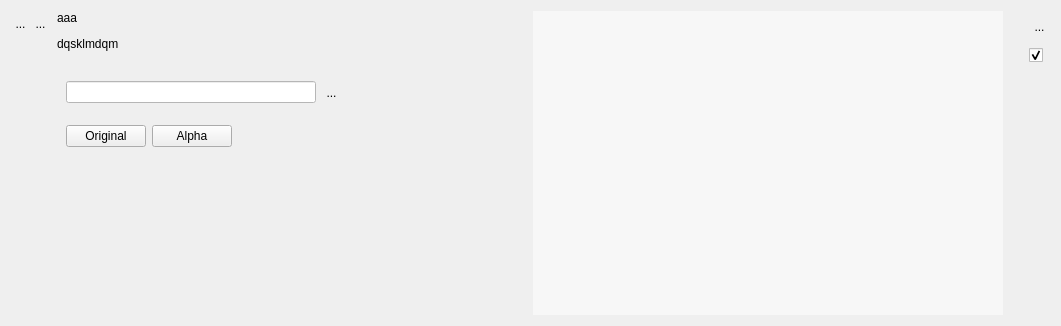
SalomePlatform/eficas_tools, file UiQT5/desWidgetPlusieursInto.ui: the form before one commit.
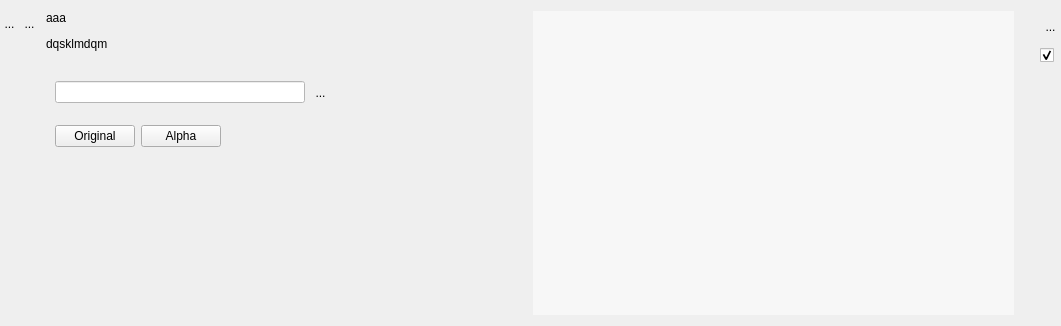
The form after the commit. Icons and pictures are not drawn. Custom widgets are drawn as their Qt base class.

Patch:
```diff
--- a/UiQT5/desWidgetPlusieursInto.ui
+++ b/UiQT5/desWidgetPlusieursInto.ui
@@ -19,13 +19,19 @@
   <property name="minimumSize">
    <size>
     <width>0</width>
-    <height>200</height>
+    <height>100</height>
    </size>
   </property>
   <property name="windowTitle">
    <string>Form</string>
   </property>
   <layout class="QHBoxLayout" name="horizontalLayout_2">
+   <property name="leftMargin">
+    <number>0</number>
+   </property>
+   <property name="rightMargin">
+    <number>0</number>
+   </property>
    <item>
     <layout class="QVBoxLayout" name="verticalLayout_2">
      <property name="spacing">
@@ -357,9 +363,15 @@
           <x>0</x>
           <y>0</y>
           <width>300</width>
-          <height>129</height>
+          <height>143</height>
          </rect>
         </property>
+        <property name="sizePolicy">
+         <sizepolicy hsizetype="Preferred" vsizetype="Expanding">
+          <horstretch>0</horstretch>
+          <verstretch>0</verstretch>
+         </sizepolicy>
+        </property>
         <layout class="QGridLayout" name="gridLayout_2">
          <property name="horizontalSpacing">
           <number>0</number>
@@ -438,7 +450,7 @@
        <rect>
         <x>0</x>
         <y>0</y>
-        <width>465</width>
+        <width>474</width>
         <height>308</height>
        </rect>
       </property>
```
Left out of the diff: 29 changed lines with no effect on the pictures.
